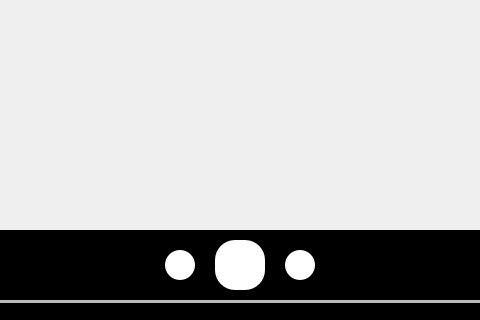
This is Project/spotify.ui in MuhammadHuzaifak2025/DSA_PROJECT as Qt 5 draws it before an edit; both pictures show x 385 to 865 and y 400 to 720 of the 1269 by 720 pixel window. The edited form follows.
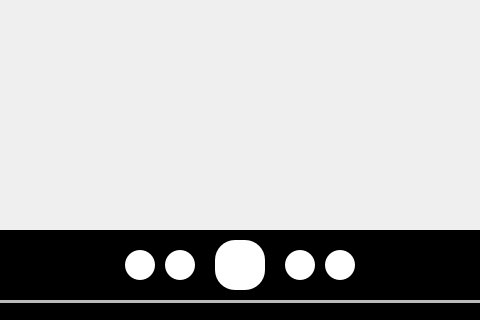
This is the edited form. Icons and pictures are not drawn.

Commit message: Added 10 second skip ahead arrows and functionality

The edit to the form file:
```diff
--- a/Project/spotify.ui
+++ b/Project/spotify.ui
@@ -301,6 +301,42 @@
     <set>Qt::AlignCenter</set>
    </property>
   </widget>
+  <widget class="QPushButton" name="skip_ten_seconds_foward">
+   <property name="geometry">
+    <rect>
+     <x>710</x>
+     <y>650</y>
+     <width>30</width>
+     <height>30</height>
+    </rect>
+   </property>
+   <property name="styleSheet">
+    <string notr="true">background-color: white;
+border: 1px;
+border-radius: 15px;</string>
+   </property>
+   <property name="text">
+    <string/>
+   </property>
+  </widget>
+  <widget class="QPushButton" name="skip_ten_seconds_back">
+   <property name="geometry">
+    <rect>
+     <x>510</x>
+     <y>650</y>
+     <width>30</width>
+     <height>30</height>
+    </rect>
+   </property>
+   <property name="styleSheet">
+    <string notr="true">background-color: white;
+border: 1px;
+border-radius: 15px;</string>
+   </property>
+   <property name="text">
+    <string/>
+   </property>
+  </widget>
  </widget>
  <resources/>
  <connections/>
```
The commit also changes 7 other files.
